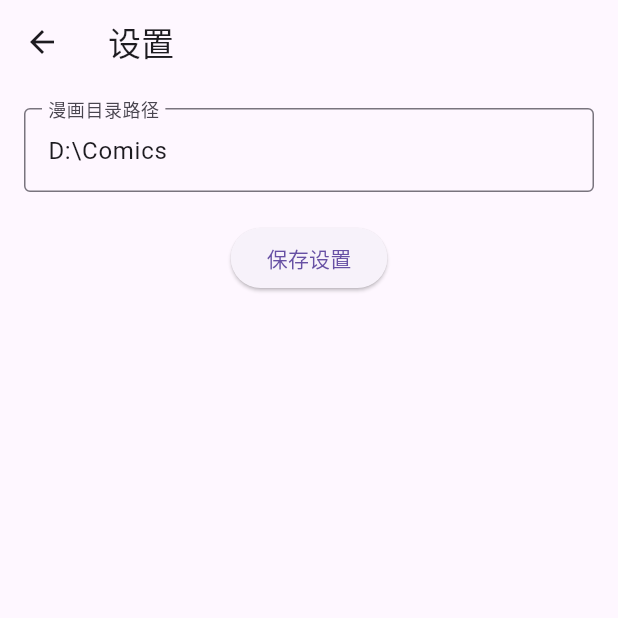
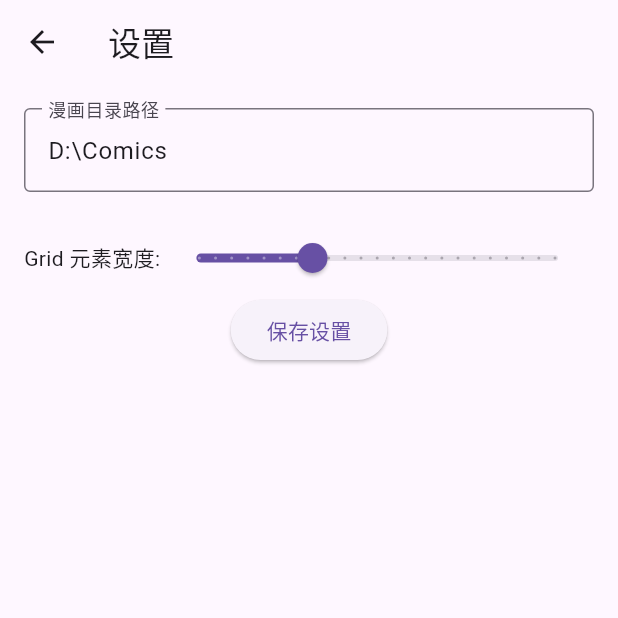
Before and after one commit to soryu-ryouji/comico, a Flutter app: the screen it shows after launch, after a tap on the "settings" icon, on a phone screen of 412 x 824 dp, the top half of it. Run offline on Flutter 3.47's test engine with Material 3 defaults, Android fonts, the phone set to English and light mode, and no system bars; our stand-ins replace photo_view, shared_preferences.

Commit message:
feat: add modify grid item config

```diff
--- a/lib/comic_screen.dart
+++ b/lib/comic_screen.dart
@@ -1,9 +1,11 @@
 import 'dart:io';
+import 'package:flutter/gestures.dart';
 import 'package:flutter/material.dart';
 import 'comic.dart';
+import 'chapter_screen.dart';
+import 'settings_screen.dart';
 import 'package:shared_preferences/shared_preferences.dart';
-import 'settings_screen.dart';
-import 'chapter_screen.dart';
+import 'package:flutter/services.dart';
 
 class ComicListScreen extends StatefulWidget {
   final String comicsDirectory;
@@ -18,11 +20,20 @@ class _ComicListScreenState extends State<ComicListScreen> {
   List<Comic> comics = [];
   bool isGridView = true;
   bool isLoading = true;
+  double gridItemWidth = 150.0;
 
   @override
   void initState() {
     super.initState();
     _loadComics();
+    _loadGridSettings();
+  }
+
+  Future<void> _loadGridSettings() async {
+    final prefs = await SharedPreferences.getInstance();
+    setState(() {
+      gridItemWidth = prefs.getDouble('gridItemWidth') ?? 150.0;
+    });
   }
 
   Future<void> _loadComics() async {
@@ -67,7 +78,6 @@ class _ComicListScreenState extends State<ComicListScreen> {
       final chapterDirs =
           await comicDir.list().where((entity) => entity is Directory).toList();
 
-      // 按名字排序（支持中日韩 Unicode 排序）
       chapterDirs.sort((a, b) => a.path.compareTo(b.path));
 
       final chapters = <Chapter>[];
@@ -116,21 +126,29 @@ class _ComicListScreenState extends State<ComicListScreen> {
   }
 
   void _openSettings() async {
-    final newDirectory = await Navigator.of(context).push<String>(
+    final result = await Navigator.of(context).push<Map<String, dynamic>>(
       MaterialPageRoute(
         builder:
             (context) => SettingsScreen(
               initialDirectory: widget.comicsDirectory,
-              onSave: (newPath) {
-                Navigator.pop(context, newPath); // 返回新路径
+              initialGridItemWidth: gridItemWidth,
+              onSave: (newPath, newItemWidth) {
+                Navigator.pop(context, {
+                  'directory': newPath,
+                  'gridItemWidth': newItemWidth,
+                });
               },
             ),
       ),
     );
 
-    if (newDirectory != null && newDirectory.isNotEmpty) {
+    if (result != null) {
+      final newDirectory = result['directory'] as String;
+      final newWidth = result['gridItemWidth'] as double;
+
       final prefs = await SharedPreferences.getInstance();
       await prefs.setString('comicsDirectory', newDirectory);
+      await prefs.setDouble('gridItemWidth', newWidth);
 
       Navigator.of(context).pushReplacement(
         MaterialPageRoute(
@@ -150,7 +168,7 @@ class _ComicListScreenState extends State<ComicListScreen> {
   Widget build(BuildContext context) {
     return Scaffold(
       appBar: AppBar(
-        title: const Text('漫画列表'),
+        title: const Text('comico'),
         actions: [
           IconButton(
             icon: Icon(isGridView ? Icons.list : Icons.grid_view),
@@ -174,18 +192,31 @@ class _ComicListScreenState extends State<ComicListScreen> {
   Widget _buildGridView() {
     return LayoutBuilder(
       builder: (context, constraints) {
-        // 设定每个格子最小宽度
-        const double minItemWidth = 150;
-        int crossAxisCount = (constraints.maxWidth / minItemWidth).floor();
-        crossAxisCount = crossAxisCount.clamp(2, 8); // 最少2个，最多8个（可根据需要调整）
+        int crossAxisCount = (constraints.maxWidth / gridItemWidth)
+            .floor()
+            .clamp(2, 10);
 
-        return GridView.builder(
+        return Listener(
+          onPointerSignal: (pointerSignal) {
+            if (pointerSignal is PointerScrollEvent) {
+              final keys = RawKeyboard.instance.keysPressed;
+              final isCtrlPressed =
+                  keys.contains(LogicalKeyboardKey.controlLeft) ||
+                  keys.contains(LogicalKeyboardKey.controlRight);
+
+              if (isCtrlPressed) {
+                // 阻止滚动
+                return;
+              }
+            }
+          },
+          child: GridView.builder(
             padding: const EdgeInsets.all(8),
             gridDelegate: SliverGridDelegateWithFixedCrossAxisCount(
               crossAxisCount: crossAxisCount,
               crossAxisSpacing: 8,
               mainAxisSpacing: 8,
-            childAspectRatio: 0.7, // 图片比例
+              childAspectRatio: 0.7,
             ),
             itemCount: comics.length,
             itemBuilder: (context, index) {
@@ -198,7 +229,10 @@ class _ComicListScreenState extends State<ComicListScreen> {
                       Expanded(
                         child:
                             comic.coverImage != null
-                              ? Image.file(comic.coverImage!, fit: BoxFit.cover)
+                                ? Image.file(
+                                  comic.coverImage!,
+                                  fit: BoxFit.cover,
+                                )
                                 : const Center(
                                   child: Icon(Icons.image, size: 50),
                                 ),
@@ -216,6 +250,7 @@ class _ComicListScreenState extends State<ComicListScreen> {
                 ),
               );
             },
+          ),
         );
       },
     );
@@ -274,14 +309,13 @@ class ComicDetailScreen extends StatelessWidget {
           ),
           Expanded(
             child: Padding(
-              padding: const EdgeInsets.all(16), // 加点内边距
+              padding: const EdgeInsets.all(16),
               child: Column(
                 crossAxisAlignment: CrossAxisAlignment.start,
                 children: [
                   Text('章节列表', style: Theme.of(context).textTheme.titleLarge),
                   const SizedBox(height: 10),
                   Expanded(
-                    // 一定要加 Expanded 包住 ListView，不然溢出
                     child: ListView.builder(
                       itemCount: comic.chapters.length,
                       itemBuilder: (context, index) {
--- a/lib/settings_screen.dart
+++ b/lib/settings_screen.dart
@@ -2,11 +2,13 @@ import 'package:flutter/material.dart';
 
 class SettingsScreen extends StatefulWidget {
   final String initialDirectory;
-  final Function(String) onSave;
+  final double initialGridItemWidth;
+  final Function(String, double) onSave;
 
   const SettingsScreen({
     super.key,
     required this.initialDirectory,
+    required this.initialGridItemWidth,
     required this.onSave,
   });
 
@@ -16,11 +18,13 @@ class SettingsScreen extends StatefulWidget {
 
 class _SettingsScreenState extends State<SettingsScreen> {
   late TextEditingController _directoryController;
+  double _gridItemWidth = 150;
 
   @override
   void initState() {
     super.initState();
     _directoryController = TextEditingController(text: widget.initialDirectory);
+    _gridItemWidth = widget.initialGridItemWidth;
   }
 
   @override
@@ -46,9 +50,28 @@ class _SettingsScreenState extends State<SettingsScreen> {
               ),
             ),
             const SizedBox(height: 20),
+            Row(
+              children: [
+                const Text('Grid 元素宽度:'),
+                Expanded(
+                  child: Slider(
+                    value: _gridItemWidth,
+                    min: 80,
+                    max: 300,
+                    divisions: 22,
+                    label: '${_gridItemWidth.toInt()} px',
+                    onChanged: (value) {
+                      setState(() {
+                        _gridItemWidth = value;
+                      });
+                    },
+                  ),
+                ),
+              ],
+            ),
             ElevatedButton(
               onPressed: () {
-                widget.onSave(_directoryController.text);
+                widget.onSave(_directoryController.text, _gridItemWidth);
               },
               child: const Text('保存设置'),
             ),
```
Lines whose indentation alone changed are shown as unchanged.
